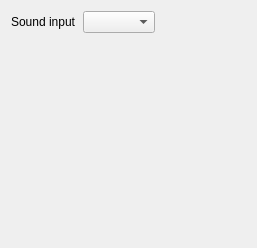
First picture: the form in ui/settings.ui, repository tlecomte/friture, before the edit.
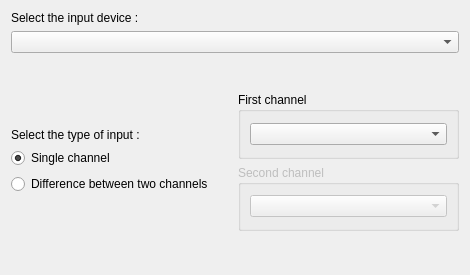
Second picture: the form after the edit. Icons and pictures are not drawn.

Commit message: New feature : two-channel difference as input

```diff
--- a/ui/settings.ui
+++ b/ui/settings.ui
@@ -6,8 +6,8 @@
    <rect>
     <x>0</x>
     <y>0</y>
-    <width>257</width>
-    <height>248</height>
+    <width>470</width>
+    <height>275</height>
    </rect>
   </property>
   <property name="windowTitle">
@@ -17,20 +17,138 @@
    <iconset resource="../resources/friture.qrc">
     <normaloff>:/images-src/tools.svg</normaloff>:/images-src/tools.svg</iconset>
   </property>
-  <layout class="QFormLayout" name="formLayout">
-   <property name="fieldGrowthPolicy">
-    <enum>QFormLayout::ExpandingFieldsGrow</enum>
-   </property>
-   <item row="0" column="0">
-    <widget class="QLabel" name="label_3">
+  <layout class="QVBoxLayout" name="verticalLayout_5">
+   <item>
+    <widget class="QLabel" name="label_inputType_2">
      <property name="text">
-      <string>Sound input</string>
+      <string>Select the input device :</string>
      </property>
     </widget>
    </item>
-   <item row="0" column="1">
+   <item>
     <widget class="QComboBox" name="comboBox_inputDevice"/>
    </item>
+   <item>
+    <spacer name="verticalSpacer_3">
+     <property name="orientation">
+      <enum>Qt::Vertical</enum>
+     </property>
+     <property name="sizeHint" stdset="0">
+      <size>
+       <width>20</width>
+       <height>40</height>
+      </size>
+     </property>
+    </spacer>
+   </item>
+   <item>
+    <layout class="QHBoxLayout" name="horizontalLayout">
+     <item>
+      <layout class="QVBoxLayout" name="verticalLayout_3">
+       <item>
+        <spacer name="verticalSpacer_5">
+         <property name="orientation">
+          <enum>Qt::Vertical</enum>
+         </property>
+         <property name="sizeHint" stdset="0">
+          <size>
+           <width>20</width>
+           <height>40</height>
+          </size>
+         </property>
+        </spacer>
+       </item>
+       <item>
+        <widget class="QLabel" name="label_inputType">
+         <property name="text">
+          <string>Select the type of input :</string>
+         </property>
+        </widget>
+       </item>
+       <item>
+        <widget class="QRadioButton" name="radioButton_single">
+         <property name="text">
+          <string>Single channel</string>
+         </property>
+         <property name="checked">
+          <bool>true</bool>
+         </property>
+         <attribute name="buttonGroup">
+          <string>inputTypeButtonGroup</string>
+         </attribute>
+        </widget>
+       </item>
+       <item>
+        <widget class="QRadioButton" name="radioButton_duo">
+         <property name="text">
+          <string>Difference between two channels</string>
+         </property>
+         <attribute name="buttonGroup">
+          <string>inputTypeButtonGroup</string>
+         </attribute>
+        </widget>
+       </item>
+       <item>
+        <spacer name="verticalSpacer">
+         <property name="orientation">
+          <enum>Qt::Vertical</enum>
+         </property>
+         <property name="sizeHint" stdset="0">
+          <size>
+           <width>20</width>
+           <height>40</height>
+          </size>
+         </property>
+        </spacer>
+       </item>
+      </layout>
+     </item>
+     <item>
+      <layout class="QVBoxLayout" name="verticalLayout_4">
+       <item>
+        <widget class="QGroupBox" name="groupBox_first">
+         <property name="title">
+          <string>First channel</string>
+         </property>
+         <layout class="QVBoxLayout" name="verticalLayout">
+          <item>
+           <widget class="QComboBox" name="comboBox_firstChannel"/>
+          </item>
+         </layout>
+        </widget>
+       </item>
+       <item>
+        <widget class="QGroupBox" name="groupBox_second">
+         <property name="enabled">
+          <bool>false</bool>
+         </property>
+         <property name="title">
+          <string>Second channel</string>
+         </property>
+         <layout class="QVBoxLayout" name="verticalLayout_2">
+          <item>
+           <widget class="QComboBox" name="comboBox_secondChannel"/>
+          </item>
+         </layout>
+        </widget>
+       </item>
+      </layout>
+     </item>
+    </layout>
+   </item>
+   <item>
+    <spacer name="verticalSpacer_2">
+     <property name="orientation">
+      <enum>Qt::Vertical</enum>
+     </property>
+     <property name="sizeHint" stdset="0">
+      <size>
+       <width>20</width>
+       <height>40</height>
+      </size>
+     </property>
+    </spacer>
+   </item>
   </layout>
  </widget>
  <resources>
```
Left out of the diff: 3 changed lines with no effect on the pictures. The commit also changes 4 other files.
